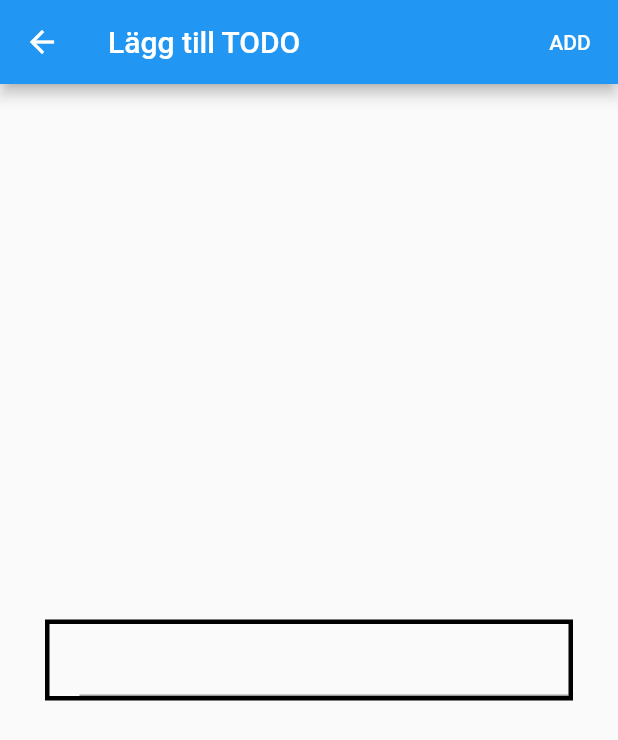
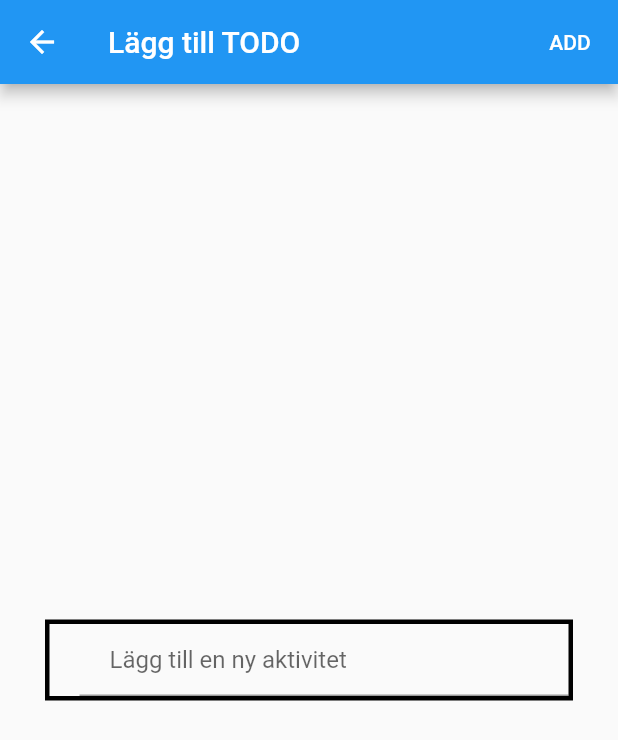
Before and after one commit to gu-tig169-ht21/gustodse, a Flutter app: the AddTodo screen opened directly, on a phone screen of 412 x 824 dp. Shown: the top 740 px of the screen. Run offline on Flutter 3.47's test engine with Material 2 defaults, Android fonts, the phone set to English and light mode, and no system bars; network calls fail.

Commit message:
Sista inlämningen, klar
Sista inlämningen

```diff
--- a/lib/add_todo.dart
+++ b/lib/add_todo.dart
@@ -49,9 +49,11 @@ class AddTodoState extends State<AddTodo> {
               child: Padding(
                 padding: const EdgeInsets.only(left: 20),
                 child: TextField(
-                    decoration: const InputDecoration(
-                        contentPadding: EdgeInsets.only(left: 20)),
-                    controller: textEditingController),
+                  decoration: const InputDecoration(
+                      hintText: 'Lägg till en ny aktivitet',
+                      contentPadding: EdgeInsets.only(left: 20)),
+                  controller: textEditingController,
+                ),
               )),
         ));
   }
```
